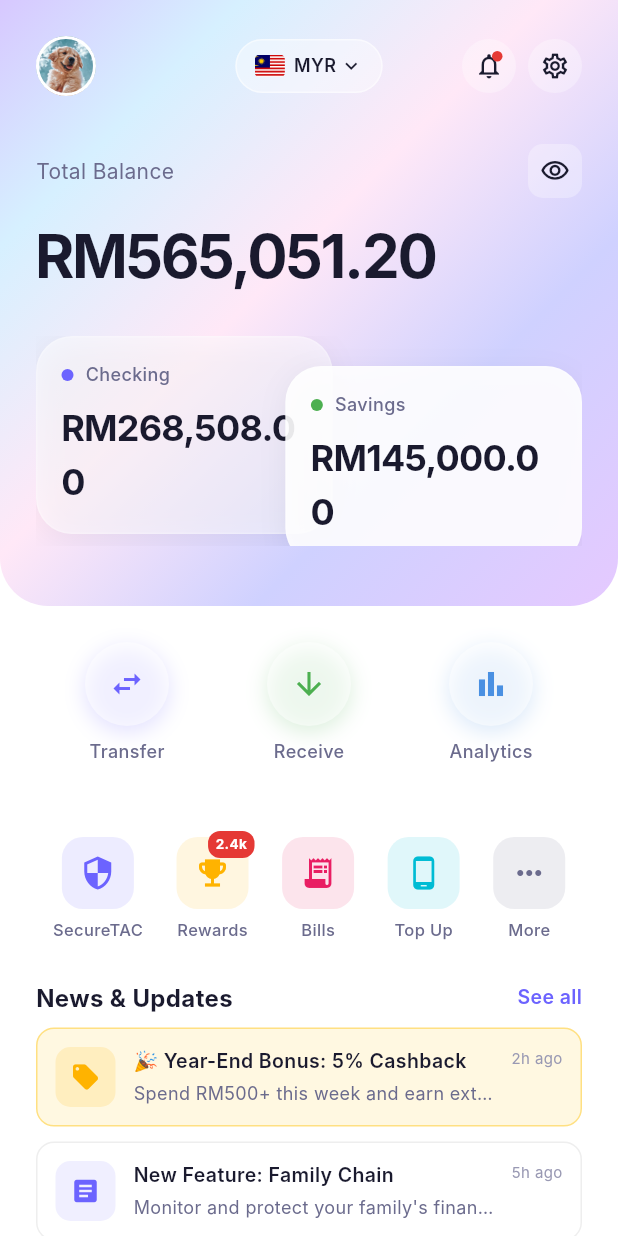
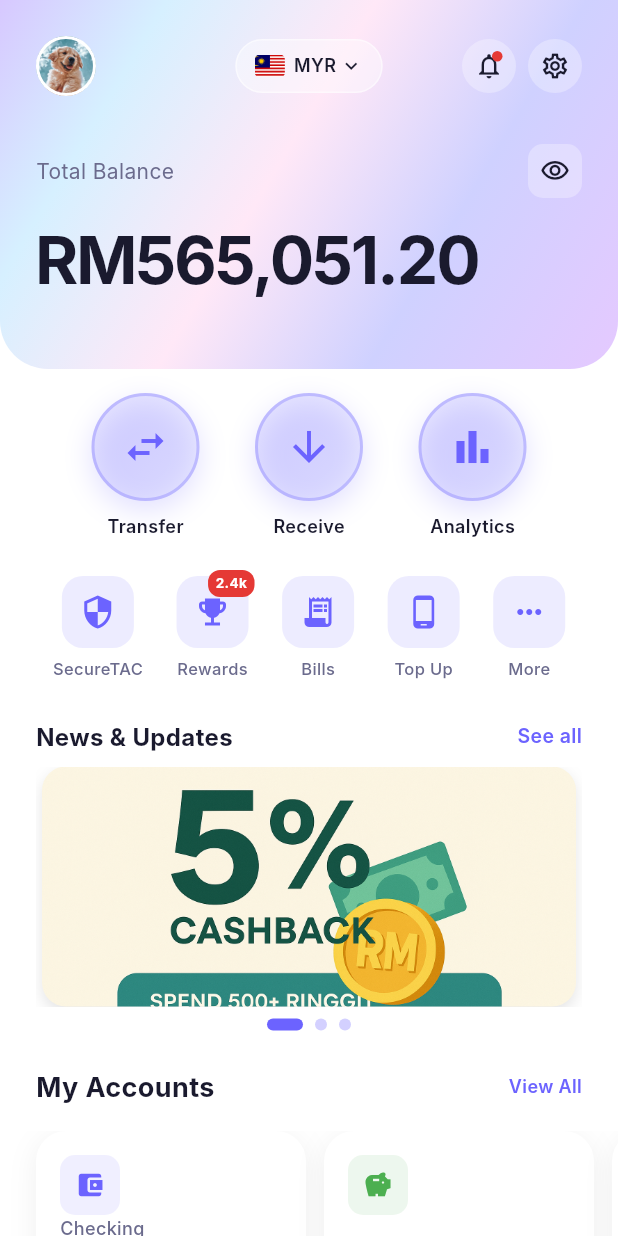
Before and after one commit to kimhongzhang323/SiBehGoodBank, a Flutter app: the HomeScreen screen opened directly, on a phone screen of 412 x 824 dp. Run offline on Flutter 3.47's test engine with Material 3 defaults, Android fonts, the phone set to English and light mode, and no system bars; our stand-ins replace image_picker, permission_handler, shared_preferences, speech_to_text; missing offline and left inert: mobile_scanner; accounts and stored records are empty; Roboto replaces fonts that are missing (Inter).

Commit message:
style: changed news and updates to a carousell

```diff
--- a/lib/screens/home_screen.dart
+++ b/lib/screens/home_screen.dart
@@ -104,6 +104,16 @@ class _HomeScreenState extends State<HomeScreen> {
 
   int _selectedCurrencyIndex = 0;
   bool _isBalanceHidden = false;
+
+  // Carousel state
+  final PageController _carouselController = PageController();
+  int _currentCarouselIndex = 0;
+
+  @override
+  void dispose() {
+    _carouselController.dispose();
+    super.dispose();
+  }
 
   CurrencyInfo get selectedCurrency => currencies[_selectedCurrencyIndex];
 
@@ -227,15 +237,15 @@ class _HomeScreenState extends State<HomeScreen> {
           children: [
             _buildHeader(context),
             _buildQuickActions(context),
-            const SizedBox(height: AppSpacing.lg),
+            const SizedBox(height: AppSpacing.sm),
 
             // Services row (small icons)
             _buildServicesRow(context),
 
             const SizedBox(height: AppSpacing.lg),
 
-            // News preview section
-            _buildNewsPreview(context),
+            // News carousel section
+            _buildNewsCarousel(context),
 
             const SizedBox(height: AppSpacing.lg),
 
@@ -493,19 +503,11 @@ class _HomeScreenState extends State<HomeScreen> {
               Text(
                 formatAmount(totalBalanceMYR),
                 style: const TextStyle(
-                  fontSize: 40,
+                  fontSize: 44,
                   fontWeight: FontWeight.bold,
                   color: AppColors.textPrimary,
                   letterSpacing: -1.5,
                 ),
-              ),
-
-              const SizedBox(height: AppSpacing.lg),
-
-              // Balance cards
-              OverlappingBalanceCards(
-                checkingBalance: formatAmount(checkingBalanceMYR),
-                savingsBalance: formatAmount(savingsBalanceMYR),
               ),
 
               const SizedBox(height: AppSpacing.md),
@@ -520,43 +522,97 @@ class _HomeScreenState extends State<HomeScreen> {
     return Padding(
       padding: const EdgeInsets.symmetric(
         horizontal: AppSpacing.screenPadding,
-        vertical: AppSpacing.lg,
+        vertical: AppSpacing.md,
       ),
       child: Row(
-        mainAxisAlignment: MainAxisAlignment.spaceAround,
+        mainAxisAlignment: MainAxisAlignment.spaceEvenly,
         children: [
-          QuickActionButton(
+          _buildMainActionButton(
+            context,
             icon: Icons.swap_horiz,
             label: 'Transfer',
-            iconColor: AppColors.accent,
             onTap: () {
               Navigator.of(context).push(MaterialPageRoute(
                   builder: (context) => TransferScreen(
-                        // Pass current currency symbol
                         currencySymbol: selectedCurrency.symbol,
                       )));
             },
           ),
-          QuickActionButton(
+          _buildMainActionButton(
+            context,
             icon: Icons.arrow_downward,
             label: 'Receive',
-            iconColor: AppColors.positive,
             onTap: () {
               Navigator.of(context).push(MaterialPageRoute(
                   builder: (context) => ReceiveScreen(
-                        // Pass current currency symbol
                         currencySymbol: selectedCurrency.symbol,
                       )));
             },
           ),
-          QuickActionButton(
+          _buildMainActionButton(
+            context,
             icon: Icons.bar_chart,
             label: 'Analytics',
-            iconColor: AppColors.accentBlue,
             onTap: () {
               Navigator.of(context).push(MaterialPageRoute(
                   builder: (context) => const AnalyticsScreen()));
             },
+          ),
+        ],
+      ),
+    );
+  }
+
+  Widget _buildMainActionButton(
+    BuildContext context, {
+    required IconData icon,
+    required String label,
+    required VoidCallback onTap,
+  }) {
+    return GestureDetector(
+      onTap: onTap,
+      child: Column(
+        mainAxisSize: MainAxisSize.min,
+        children: [
+          Container(
+            width: 72,
+            height: 72,
+            decoration: BoxDecoration(
+              gradient: LinearGradient(
+                begin: Alignment.topLeft,
+                end: Alignment.bottomRight,
+                colors: [
+                  AppColors.accent.withOpacity(0.15),
+                  AppColors.softPurple.withOpacity(0.3),
+                ],
+              ),
+              shape: BoxShape.circle,
+              border: Border.all(
+                color: AppColors.accent.withOpacity(0.3),
+                width: 2,
+              ),
+              boxShadow: [
+                BoxShadow(
+                  color: AppColors.accent.withOpacity(0.2),
+                  blurRadius: 16,
+                  offset: const Offset(0, 6),
+                  spreadRadius: 0,
+                ),
+              ],
+            ),
+            child: Icon(
+              icon,
+              color: AppColors.accent,
+              size: 32,
+            ),
+          ),
+          const SizedBox(height: AppSpacing.sm),
+          Text(
+            label,
+            style: AppTextStyles.labelMedium.copyWith(
+              color: AppColors.textPrimary,
+              fontWeight: FontWeight.w600,
+            ),
           ),
         ],
       ),
@@ -573,7 +629,7 @@ class _HomeScreenState extends State<HomeScreen> {
             context,
             icon: Icons.security,
             label: 'SecureTAC',
-            color: const Color(0xFF6C63FF),
+            color: AppColors.accent,
             onTap: () => Navigator.of(context).push(
               MaterialPageRoute(builder: (context) => const SecureTacScreen()),
             ),
@@ -582,31 +638,32 @@ class _HomeScreenState extends State<HomeScreen> {
             context,
             icon: Icons.emoji_events,
             label: 'Rewards',
-            color: const Color(0xFFFFB300),
+            color: AppColors.accent,
             badge: '2.4k',
             onTap: () => Navigator.of(context).push(
-              MaterialPageRoute(builder: (context) => const GamificationScreen()),
+              MaterialPageRoute(
+                  builder: (context) => const GamificationScreen()),
             ),
           ),
           _buildServiceIcon(
             context,
             icon: Icons.receipt_long,
             label: 'Bills',
-            color: const Color(0xFFE91E63),
+            color: AppColors.accent,
             onTap: () {},
           ),
           _buildServiceIcon(
             context,
             icon: Icons.phone_android,
             label: 'Top Up',
-            color: const Color(0xFF00BCD4),
+            color: AppColors.accent,
             onTap: () {},
           ),
           _buildServiceIcon(
             context,
             icon: Icons.more_horiz,
             label: 'More',
-            color: AppColors.textSecondary,
+            color: AppColors.accent,
             onTap: () => Navigator.of(context).push(
               MaterialPageRoute(builder: (context) => const MoreScreen()),
             ),
@@ -646,7 +703,8 @@ class _HomeScreenState extends State<HomeScreen> {
                   top: -4,
                   right: -4,
                   child: Container(
-                    padding: const EdgeInsets.symmetric(horizontal: 5, vertical: 2),
+                    padding:
+                        const EdgeInsets.symmetric(horizontal: 5, vertical: 2),
                     decoration: BoxDecoration(
                       color: AppColors.negative,
                       borderRadius: BorderRadius.circular(8),
@@ -677,26 +735,11 @@ class _HomeScreenState extends State<HomeScreen> {
     );
   }
 
-  Widget _buildNewsPreview(BuildContext context) {
-    final newsItems = [
-      {
-        'title': '🎉 Year-End Bonus: 5% Cashback',
-        'subtitle': 'Spend RM500+ this week and earn extra cashback!',
-        'time': '2h ago',
-        'isPromo': true,
-      },
-      {
-        'title': 'New Feature: Family Chain',
-        'subtitle': 'Monitor and protect your family\'s finances together.',
-        'time': '5h ago',
-        'isPromo': false,
-      },
-      {
-        'title': '⚠️ Security Alert',
-        'subtitle': 'We\'ve enhanced our fraud detection system.',
-        'time': '1d ago',
-        'isPromo': false,
-      },
+  Widget _buildNewsCarousel(BuildContext context) {
+    final banners = [
+      'assets/images/banner1.png',
+      'assets/images/banner2.png',
+      'assets/images/banner3.png',
     ];
 
     return Padding(
@@ -731,95 +774,102 @@ class _HomeScreenState extends State<HomeScreen> {
             ],
           ),
           const SizedBox(height: AppSpacing.sm),
-          ...newsItems.map((news) => _buildNewsItem(
-                context,
-                title: news['title'] as String,
-                subtitle: news['subtitle'] as String,
-                time: news['time'] as String,
-                isPromo: news['isPromo'] as bool,
-              )),
-        ],
-      ),
-    );
-  }
-
-  Widget _buildNewsItem(
-    BuildContext context, {
-    required String title,
-    required String subtitle,
-    required String time,
-    required bool isPromo,
-  }) {
+          SizedBox(
+            height: 160,
+            child: PageView.builder(
+              controller: _carouselController,
+              itemCount: banners.length,
+              onPageChanged: (index) {
+                setState(() {
+                  _currentCarouselIndex = index;
+                });
+              },
+              itemBuilder: (context, index) {
                 return GestureDetector(
                   onTap: () => Navigator.of(context).push(
                     MaterialPageRoute(builder: (context) => const NewsScreen()),
                   ),
                   child: Container(
-        margin: const EdgeInsets.only(bottom: 10),
-        padding: const EdgeInsets.all(12),
+                    margin: const EdgeInsets.symmetric(horizontal: 4),
                     decoration: BoxDecoration(
-          color: isPromo ? const Color(0xFFFFF8E1) : Colors.white,
-          borderRadius: BorderRadius.circular(12),
-          border: Border.all(
-            color: isPromo ? const Color(0xFFFFE082) : Colors.grey.shade200,
+                      borderRadius: BorderRadius.circular(16),
+                      boxShadow: [
+                        BoxShadow(
+                          color: Colors.black.withOpacity(0.1),
+                          blurRadius: 8,
+                          offset: const Offset(0, 4),
+                        ),
+                      ],
+                    ),
+                    child: ClipRRect(
+                      borderRadius: BorderRadius.circular(16),
+                      child: Image.asset(
+                        banners[index],
+                        fit: BoxFit.cover,
+                        width: double.infinity,
+                        errorBuilder: (context, error, stackTrace) {
+                          return Container(
+                            decoration: BoxDecoration(
+                              gradient: LinearGradient(
+                                begin: Alignment.topLeft,
+                                end: Alignment.bottomRight,
+                                colors: [
+                                  AppColors.accent.withOpacity(0.8),
+                                  AppColors.softPurple,
+                                ],
                               ),
                             ),
-        child: Row(
-          crossAxisAlignment: CrossAxisAlignment.start,
+                            child: Center(
+                              child: Column(
+                                mainAxisAlignment: MainAxisAlignment.center,
                                 children: [
-            Container(
-              width: 40,
-              height: 40,
-              decoration: BoxDecoration(
-                color: isPromo
-                    ? const Color(0xFFFFB300).withOpacity(0.15)
-                    : AppColors.accent.withOpacity(0.1),
-                borderRadius: BorderRadius.circular(10),
+                                  Icon(
+                                    Icons.campaign,
+                                    color: Colors.white,
+                                    size: 40,
                                   ),
-              child: Icon(
-                isPromo ? Icons.local_offer : Icons.article,
-                color: isPromo ? const Color(0xFFFFB300) : AppColors.accent,
-                size: 20,
+                                  const SizedBox(height: 8),
+                                  Text(
+                                    'Promo ${index + 1}',
+                                    style: const TextStyle(
+                                      color: Colors.white,
+                                      fontSize: 18,
+                                      fontWeight: FontWeight.bold,
                                     ),
-            ),
-            const SizedBox(width: 12),
-            Expanded(
-              child: Column(
-                crossAxisAlignment: CrossAxisAlignment.start,
-                children: [
-                  Text(
-                    title,
-                    style: const TextStyle(
-                      fontSize: 13,
-                      fontWeight: FontWeight.w600,
-                      color: AppColors.textPrimary,
-                    ),
-                    maxLines: 1,
-                    overflow: TextOverflow.ellipsis,
-                  ),
-                  const SizedBox(height: 2),
-                  Text(
-                    subtitle,
-                    style: const TextStyle(
-                      fontSize: 12,
-                      color: AppColors.textSecondary,
-                    ),
-                    maxLines: 1,
-                    overflow: TextOverflow.ellipsis,
                                   ),
                                 ],
                               ),
                             ),
-            const SizedBox(width: 8),
-            Text(
-              time,
-              style: const TextStyle(
-                fontSize: 10,
-                color: AppColors.textLight,
+                          );
+                        },
+                      ),
+                    ),
+                  ),
+                );
+              },
+            ),
+          ),
+          const SizedBox(height: AppSpacing.sm),
+          // Carousel indicators
+          Row(
+            mainAxisAlignment: MainAxisAlignment.center,
+            children: List.generate(
+              banners.length,
+              (index) => AnimatedContainer(
+                duration: const Duration(milliseconds: 300),
+                margin: const EdgeInsets.symmetric(horizontal: 4),
+                width: _currentCarouselIndex == index ? 24 : 8,
+                height: 8,
+                decoration: BoxDecoration(
+                  color: _currentCarouselIndex == index
+                      ? AppColors.accent
+                      : AppColors.accent.withOpacity(0.3),
+                  borderRadius: BorderRadius.circular(4),
+                ),
+              ),
             ),
           ),
         ],
-        ),
       ),
     );
   }
```
Also changed, not shown: assets/images/banner1.png (added), assets/images/banner2.png (added), assets/images/banner3.png (added), pubspec.lock. Lines whose indentation alone changed are shown as unchanged.
